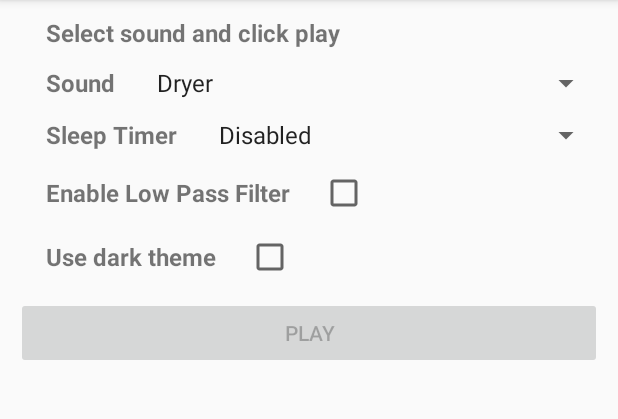
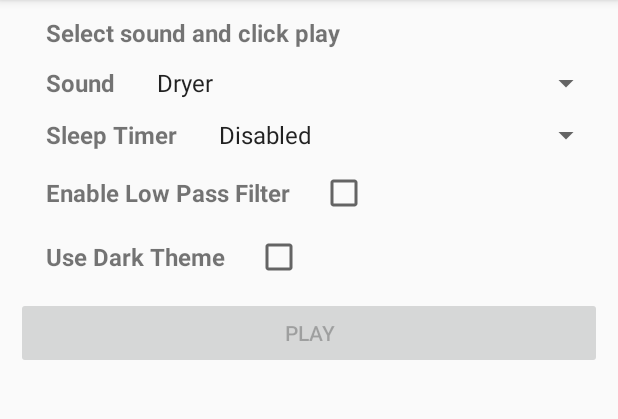
Before and after one commit to brarcher/baby-sleep-sounds, an Android app: the screen it shows after launch (MainActivity), on a phone screen of 412 x 824 dp, the part 84-503 px from its top. Run offline under Robolectric (Android 15) with nearby library versions, the phone set to English and light mode, and no system bars; libraries missing offline, so code that uses them is left out: com.github.hiteshsondhi88.libffmpeg; 2 statements that could not run were skipped.

Commit message:
Update dark theme text to match case of other settings

```diff
--- a/app/src/main/res/values/strings.xml
+++ b/app/src/main/res/values/strings.xml
@@ -40,7 +40,7 @@
     <string name="playbackFailure">Unable to play file, see logs for details</string>
     <string name="sleepTimerUpdated">Updated sleep timer</string>
 
-    <string name="theme">Use dark theme</string>
+    <string name="theme">Use Dark Theme</string>
 
     <string name="about">About</string>
     <string name="app_copyright_fmt">Copyright 2016-<xliff:g>%d</xliff:g> Branden Archer</string>
```
